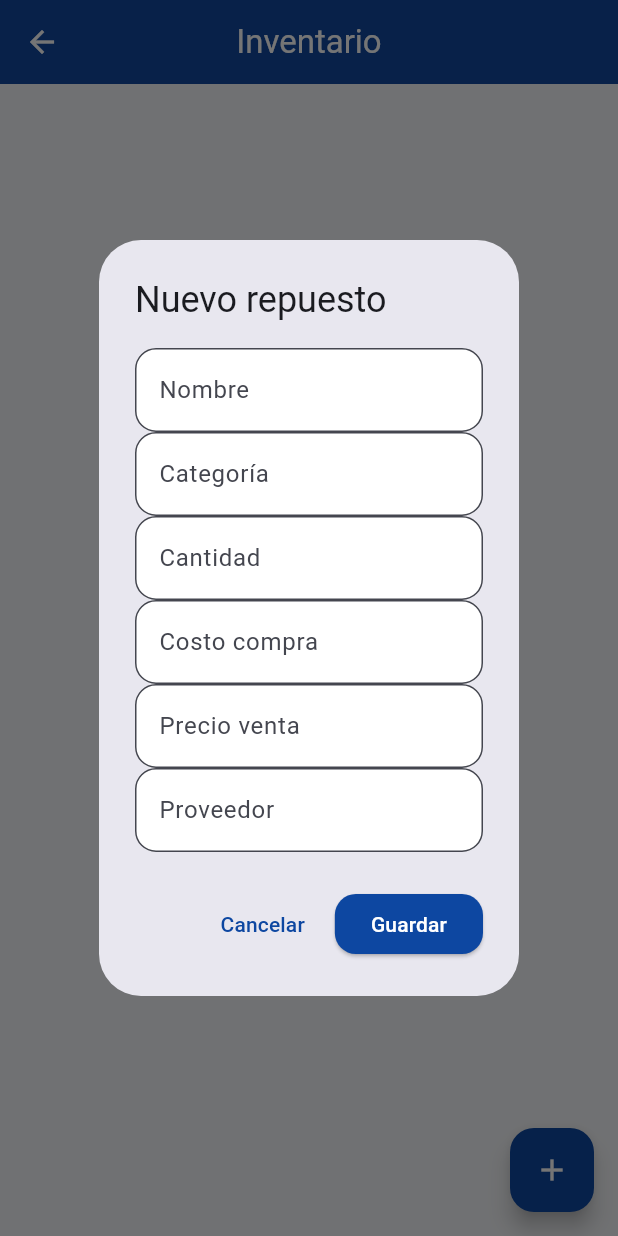
After one commit to MonTerO007/taller-flutter-app, a Flutter app: the InventarioScreen screen opened directly, after a tap on the "add" icon, on a phone screen of 412 x 824 dp. The commit adds this screen. Run offline on Flutter 3.47's test engine with Material 3 defaults, Android fonts, the phone set to English and light mode, and no system bars; our stand-ins replace pdf, printing, sqflite; accounts and stored records are empty.

Commit message:
WFC4 v0.7 Inventario de repuestos

```diff
--- a/lib/database/database_helper.dart
+++ b/lib/database/database_helper.dart
@@ -3,6 +3,7 @@ import 'package:sqflite/sqflite.dart';
 
 import '../models/cliente.dart';
 import '../models/equipo.dart';
+import '../models/repuesto.dart';
 
 /// =======================================================
 /// Ayudante de base de datos WFC4
@@ -12,6 +13,7 @@ import '../models/equipo.dart';
 /// - Clientes.
 /// - Equipos.
 /// - Notas técnicas.
+/// - Inventario de repuestos.
 /// - Edición.
 /// - Eliminación.
 /// - Consultas.
@@ -38,7 +40,7 @@ class DatabaseHelper {
 
     return await openDatabase(
       path,
-      version: 6,
+      version: 7,
       onConfigure: (db) async {
         await db.execute('PRAGMA foreign_keys = ON');
       },
@@ -88,9 +90,22 @@ class DatabaseHelper {
         FOREIGN KEY (equipo_id) REFERENCES equipos (id) ON DELETE CASCADE
       )
     ''');
+
+    await db.execute('''
+      CREATE TABLE repuestos (
+        id INTEGER PRIMARY KEY AUTOINCREMENT,
+        nombre TEXT NOT NULL,
+        categoria TEXT NOT NULL,
+        cantidad INTEGER NOT NULL,
+        costo_compra REAL NOT NULL,
+        precio_venta REAL NOT NULL,
+        proveedor TEXT NOT NULL
+      )
+    ''');
   }
 
   Future<void> _upgradeDB(Database db, int oldVersion, int newVersion) async {
+    await db.execute('DROP TABLE IF EXISTS repuestos');
     await db.execute('DROP TABLE IF EXISTS notas_tecnicas');
     await db.execute('DROP TABLE IF EXISTS equipos');
     await db.execute('DROP TABLE IF EXISTS clientes');
@@ -208,7 +223,6 @@ class DatabaseHelper {
     );
   }
 
-  /// Guarda una nota técnica para un equipo.
   Future<int> insertarNotaTecnica({
     required int equipoId,
     required String nota,
@@ -226,7 +240,6 @@ class DatabaseHelper {
     );
   }
 
-  /// Obtiene las notas técnicas de un equipo.
   Future<List<Map<String, dynamic>>> obtenerNotasPorEquipo(int equipoId) async {
     final db = await instance.database;
 
@@ -238,12 +251,52 @@ class DatabaseHelper {
     );
   }
 
-  /// Elimina una nota técnica.
   Future<int> eliminarNotaTecnica(int id) async {
     final db = await instance.database;
 
     return await db.delete(
       'notas_tecnicas',
+      where: 'id = ?',
+      whereArgs: [id],
+    );
+  }
+
+  Future<int> insertarRepuesto(Repuesto repuesto) async {
+    final db = await instance.database;
+
+    return await db.insert(
+      'repuestos',
+      repuesto.toMap(),
+    );
+  }
+
+  Future<List<Repuesto>> obtenerRepuestos() async {
+    final db = await instance.database;
+
+    final resultado = await db.query(
+      'repuestos',
+      orderBy: 'id DESC',
+    );
+
+    return resultado.map((map) => Repuesto.fromMap(map)).toList();
+  }
+
+  Future<int> actualizarRepuesto(Repuesto repuesto) async {
+    final db = await instance.database;
+
+    return await db.update(
+      'repuestos',
+      repuesto.toMap(),
+      where: 'id = ?',
+      whereArgs: [repuesto.id],
+    );
+  }
+
+  Future<int> eliminarRepuesto(int id) async {
+    final db = await instance.database;
+
+    return await db.delete(
+      'repuestos',
       where: 'id = ?',
       whereArgs: [id],
     );
--- /dev/null
+++ b/lib/models/repuesto.dart
@@ -0,0 +1,43 @@
+class Repuesto {
+  final int? id;
+  final String nombre;
+  final String categoria;
+  final int cantidad;
+  final double costoCompra;
+  final double precioVenta;
+  final String proveedor;
+
+  const Repuesto({
+    this.id,
+    required this.nombre,
+    required this.categoria,
+    required this.cantidad,
+    required this.costoCompra,
+    required this.precioVenta,
+    required this.proveedor,
+  });
+
+  Map<String, dynamic> toMap() {
+    return {
+      'id': id,
+      'nombre': nombre,
+      'categoria': categoria,
+      'cantidad': cantidad,
+      'costo_compra': costoCompra,
+      'precio_venta': precioVenta,
+      'proveedor': proveedor,
+    };
+  }
+
+  factory Repuesto.fromMap(Map<String, dynamic> map) {
+    return Repuesto(
+      id: map['id'],
+      nombre: map['nombre'],
+      categoria: map['categoria'],
+      cantidad: map['cantidad'],
+      costoCompra: (map['costo_compra'] ?? 0).toDouble(),
+      precioVenta: (map['precio_venta'] ?? 0).toDouble(),
+      proveedor: map['proveedor'],
+    );
+  }
+}
--- /dev/null
+++ b/lib/screens/inventario_screen.dart
@@ -0,0 +1,256 @@
+import 'package:flutter/material.dart';
+
+import '../database/database_helper.dart';
+import '../models/repuesto.dart';
+
+class InventarioScreen extends StatefulWidget {
+  const InventarioScreen({super.key});
+
+  @override
+  State<InventarioScreen> createState() => _InventarioScreenState();
+}
+
+class _InventarioScreenState extends State<InventarioScreen> {
+  List<Repuesto> repuestos = [];
+
+  bool cargando = true;
+
+  @override
+  void initState() {
+    super.initState();
+    cargarRepuestos();
+  }
+
+  Future<void> cargarRepuestos() async {
+    final datos =
+        await DatabaseHelper.instance.obtenerRepuestos();
+
+    if (!mounted) return;
+
+    setState(() {
+      repuestos = datos;
+      cargando = false;
+    });
+  }
+
+  Future<void> agregarRepuesto() async {
+    final nombreController =
+        TextEditingController();
+
+    final categoriaController =
+        TextEditingController();
+
+    final cantidadController =
+        TextEditingController();
+
+    final costoController =
+        TextEditingController();
+
+    final ventaController =
+        TextEditingController();
+
+    final proveedorController =
+        TextEditingController();
+
+    await showDialog(
+      context: context,
+      builder: (context) {
+        return AlertDialog(
+          title: const Text(
+            'Nuevo repuesto',
+          ),
+          content: SingleChildScrollView(
+            child: Column(
+              children: [
+                TextField(
+                  controller: nombreController,
+                  decoration:
+                      const InputDecoration(
+                    labelText: 'Nombre',
+                  ),
+                ),
+                TextField(
+                  controller:
+                      categoriaController,
+                  decoration:
+                      const InputDecoration(
+                    labelText: 'Categoría',
+                  ),
+                ),
+                TextField(
+                  controller:
+                      cantidadController,
+                  keyboardType:
+                      TextInputType.number,
+                  decoration:
+                      const InputDecoration(
+                    labelText: 'Cantidad',
+                  ),
+                ),
+                TextField(
+                  controller:
+                      costoController,
+                  keyboardType:
+                      TextInputType.number,
+                  decoration:
+                      const InputDecoration(
+                    labelText:
+                        'Costo compra',
+                  ),
+                ),
+                TextField(
+                  controller:
+                      ventaController,
+                  keyboardType:
+                      TextInputType.number,
+                  decoration:
+                      const InputDecoration(
+                    labelText:
+                        'Precio venta',
+                  ),
+                ),
+                TextField(
+                  controller:
+                      proveedorController,
+                  decoration:
+                      const InputDecoration(
+                    labelText:
+                        'Proveedor',
+                  ),
+                ),
+              ],
+            ),
+          ),
+          actions: [
+            TextButton(
+              onPressed: () {
+                Navigator.pop(context);
+              },
+              child:
+                  const Text('Cancelar'),
+            ),
+            ElevatedButton(
+              onPressed: () async {
+                final repuesto =
+                    Repuesto(
+                  nombre:
+                      nombreController.text,
+                  categoria:
+                      categoriaController.text,
+                  cantidad:
+                      int.tryParse(
+                            cantidadController
+                                .text,
+                          ) ??
+                          0,
+                  costoCompra:
+                      double.tryParse(
+                            costoController
+                                .text,
+                          ) ??
+                          0,
+                  precioVenta:
+                      double.tryParse(
+                            ventaController
+                                .text,
+                          ) ??
+                          0,
+                  proveedor:
+                      proveedorController
+                          .text,
+                );
+
+                await DatabaseHelper
+                    .instance
+                    .insertarRepuesto(
+                  repuesto,
+                );
+
+                if (!mounted) return;
+
+                Navigator.pop(context);
+
+                cargarRepuestos();
+              },
+              child: const Text(
+                'Guardar',
+              ),
+            ),
+          ],
+        );
+      },
+    );
+  }
+
+  Future<void> eliminarRepuesto(
+      int id) async {
+    await DatabaseHelper.instance
+        .eliminarRepuesto(id);
+
+    cargarRepuestos();
+  }
+
+  Widget tarjetaRepuesto(
+      Repuesto repuesto) {
+    return Card(
+      child: ListTile(
+        leading: CircleAvatar(
+          child: Text(
+            repuesto.cantidad.toString(),
+          ),
+        ),
+        title: Text(
+          repuesto.nombre,
+        ),
+        subtitle: Text(
+          'Categoría: ${repuesto.categoria}\n'
+          'Costo: \$${repuesto.costoCompra}\n'
+          'Venta: \$${repuesto.precioVenta}',
+        ),
+        trailing: IconButton(
+          icon: const Icon(
+            Icons.delete,
+            color: Colors.red,
+          ),
+          onPressed: () {
+            eliminarRepuesto(
+              repuesto.id!,
+            );
+          },
+        ),
+      ),
+    );
+  }
+
+  @override
+  Widget build(
+      BuildContext context) {
+    return Scaffold(
+      appBar: AppBar(
+        title: const Text(
+          'Inventario',
+        ),
+      ),
+      body: cargando
+          ? const Center(
+              child:
+                  CircularProgressIndicator(),
+            )
+          : ListView.builder(
+              itemCount:
+                  repuestos.length,
+              itemBuilder:
+                  (context, index) {
+                return tarjetaRepuesto(
+                  repuestos[index],
+                );
+              },
+            ),
+      floatingActionButton:
+          FloatingActionButton(
+        onPressed: agregarRepuesto,
+        child: const Icon(Icons.add),
+      ),
+    );
+  }
+}
```
Also changed, not shown: lib/screens/home_screen.dart (+12 -0 lines).
